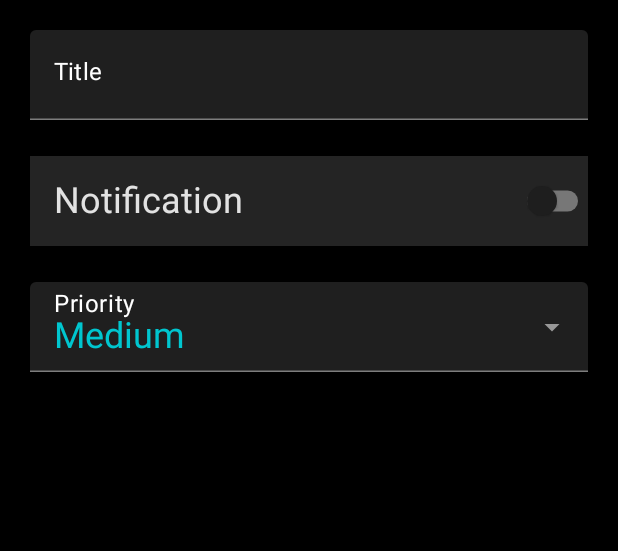
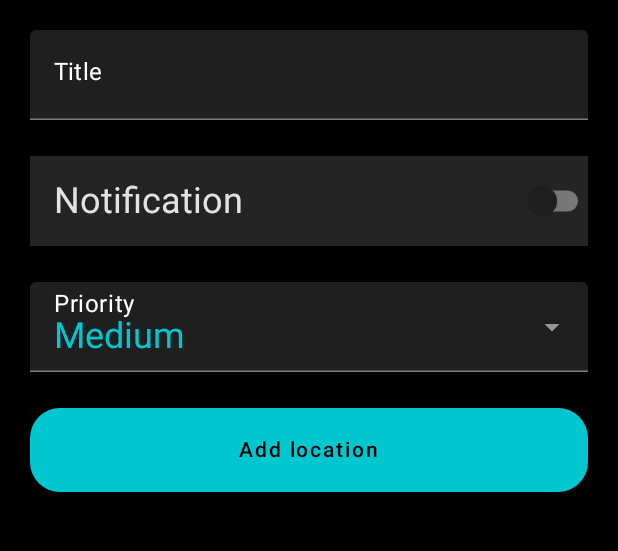
Before and after one commit to D4NILO7/Mobile_computing_reminder, an Android app built with Jetpack Compose: the createReminder screen opened through its navigation route, on a phone screen of 412 x 824 dp, the part 84-635 px from its top. Run offline under Robolectric (Android 15) with nearby library versions, the phone set to English and light mode, and no system bars; our stand-ins replace Firebase (no records; nobody signed in at launch, a user with empty details on screens opened directly).

Commit message:
initializing the map...forgot to push yesterday haiyaaaaa

```diff
--- a/app/build.gradle
+++ b/app/build.gradle
@@ -95,4 +95,10 @@ dependencies {
 
 /*    //REFRESH
     implementation 'com.google.accompanist:accompanist-swiperefresh:0.27.0'*/
+
+    //MAPS
+    implementation 'com.google.maps.android:maps-ktx:3.3.0'
+    implementation 'com.google.maps.android:maps-utils-ktx:3.3.0'
+    implementation 'com.google.maps.android.gms.play-services-maps:18.0.2'
+    implementation 'com.google.maps.android:android-maps-utils:2.2.3'
 }
--- a/app/src/main/AndroidManifest.xml
+++ b/app/src/main/AndroidManifest.xml
@@ -26,6 +26,10 @@
             <meta-data
                 android:name="android.app.lib_name"
                 android:value="" />
+            <meta-data
+                android:name="com.google.android.geo.API_KEY"
+                android:value="AIzaSyC7WCPFhzeVdxITYKqFD0tUgl2eh55DU_g"
+                />
         </activity>
     </application>
 
--- a/app/src/main/java/com/example/mobilecomputingexerciseproject/MobileComputingApp.kt
+++ b/app/src/main/java/com/example/mobilecomputingexerciseproject/MobileComputingApp.kt
@@ -11,6 +11,7 @@ import com.example.mobilecomputingexerciseproject.ui.home.Home
 import com.example.mobilecomputingexerciseproject.ui.login.Login
 import com.example.mobilecomputingexerciseproject.ui.login.PinLogin
 import com.example.mobilecomputingexerciseproject.ui.login.RegisterUser
+import com.example.mobilecomputingexerciseproject.ui.maps.ReminderLocationMap
 import com.example.mobilecomputingexerciseproject.ui.profile.Profile
 import com.example.mobilecomputingexerciseproject.ui.reminderUI.CreateReminder
 import com.example.mobilecomputingexerciseproject.ui.reminderUI.EditReminder
@@ -42,6 +43,9 @@ fun MobileComputingApp(
         composable(route = "createReminder") {
             CreateReminder(navController = appState.navController)
         }
+        composable(route = "map") {
+            ReminderLocationMap(navController = appState.navController)
+        }
         composable(
             route = "editReminder?reminderId={reminderId}",
             arguments = listOf(
--- /dev/null
+++ b/app/src/main/java/com/example/mobilecomputingexerciseproject/ui/maps/ReminderLocationMap.kt
@@ -0,0 +1,11 @@
+package com.example.mobilecomputingexerciseproject.ui.maps
+
+import androidx.compose.runtime.Composable
+import androidx.navigation.NavController
+
+@Composable
+fun ReminderLocationMap(
+    navController: NavController
+){
+
+}
--- a/app/src/main/java/com/example/mobilecomputingexerciseproject/ui/reminderUI/createReminder.kt
+++ b/app/src/main/java/com/example/mobilecomputingexerciseproject/ui/reminderUI/createReminder.kt
@@ -8,6 +8,8 @@ import android.util.Log
 import android.widget.DatePicker
 import androidx.compose.foundation.*
 import androidx.compose.foundation.layout.*
+import androidx.compose.foundation.shape.CornerSize
+import androidx.compose.foundation.shape.RoundedCornerShape
 import androidx.compose.material.*
 import androidx.compose.runtime.*
 import androidx.compose.ui.Alignment
@@ -310,6 +312,23 @@ fun CreateReminder(
                     }
                 }
             }
+
+            Spacer(modifier = Modifier.height(24.dp))
+            //--------------------------------------------------------
+
+            Button(
+                onClick = {},
+                modifier = Modifier.fillMaxWidth(),
+                shape = RoundedCornerShape(corner = CornerSize(20.dp)),
+                contentPadding = PaddingValues(20.dp),
+                colors = ButtonDefaults.buttonColors(
+                    backgroundColor = Color(0xFF00C6CF),
+                    contentColor = Color.Black
+                )
+            ) {
+                Text(text = "Add location")
+            }
+
         }
     }
 }
```
Also changed, not shown: app/src/main/java/com/example/mobilecomputingexerciseproject/util/MapUtils.kt (added, +49 -0 lines), app/src/main/res/layout/map.xml (added, +7 -0 lines).
